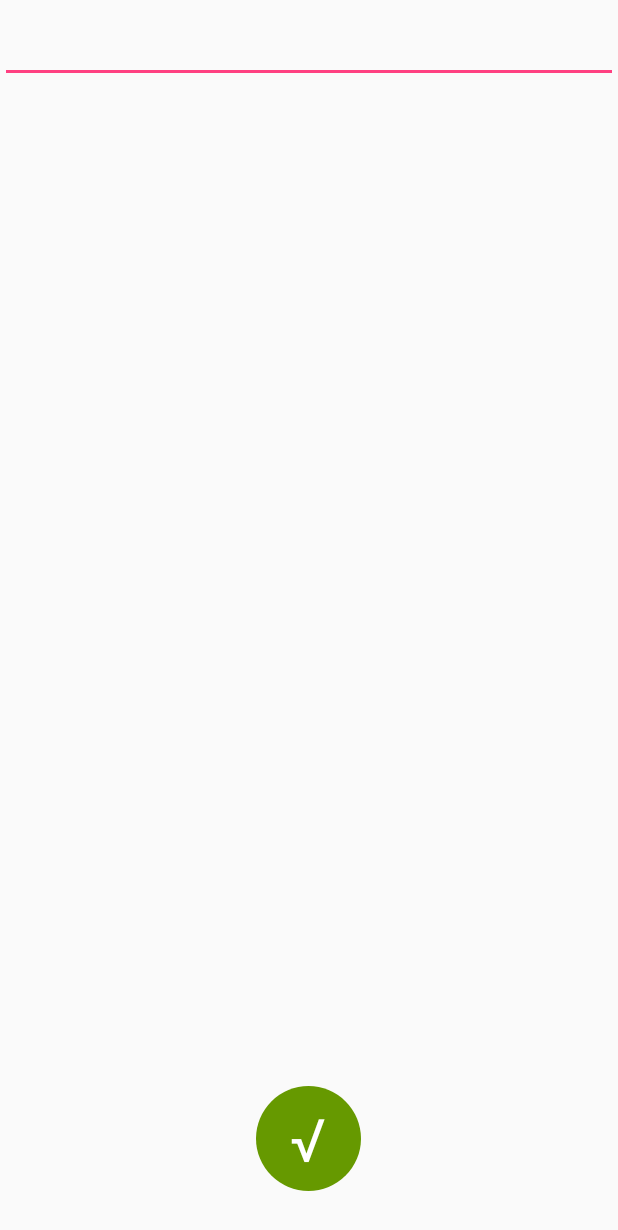
After one commit to linhaisongtao/money, an Android app: the AddAccountActivity screen opened directly, with no data from a screen before it, on a phone screen of 412 x 824 dp. The commit adds this screen. Shown: the top 1230 px of the screen. Run offline under Robolectric (Android 15) with nearby library versions, the phone set to English and light mode, and no system bars.

Commit message:
添加add视图

```diff
--- a/app/src/main/AndroidManifest.xml
+++ b/app/src/main/AndroidManifest.xml
@@ -26,6 +26,9 @@
             android:name=".modules.main.MainActivity"
             android:launchMode="singleTask"
             android:screenOrientation="portrait"/>
+        <activity
+            android:name=".modules.newaccount.AddAccountActivity"
+            android:screenOrientation="portrait"/>
 
     </application>
 
--- a/app/src/main/java/com/example/daisongsong/moneytree/modules/main/time/TimeAccountItemViewHolder.java
+++ b/app/src/main/java/com/example/daisongsong/moneytree/modules/main/time/TimeAccountItemViewHolder.java
@@ -7,19 +7,23 @@ import android.widget.TextView;
 
 import com.example.daisongsong.moneytree.R;
 import com.example.daisongsong.moneytree.entity.Account;
+import com.example.daisongsong.moneytree.utils.DateUtils;
 
 /**
  * Created by daisongsong on 2015/11/13.
  */
 public class TimeAccountItemViewHolder extends RecyclerView.ViewHolder {
     private TextView mTextViewContent;
+    private TextView mTextViewTime;
 
     public TimeAccountItemViewHolder(ViewGroup parent) {
         super(LayoutInflater.from(parent.getContext()).inflate(R.layout.item_time_account_view, parent, false));
         mTextViewContent = (TextView) itemView.findViewById(R.id.mTextViewContent);
+        mTextViewTime = (TextView) itemView.findViewById(R.id.mTextViewTime);
     }
 
     public void bindAccount(Account account, int position, int itemCount) {
         mTextViewContent.setText(String.format("%.2f", account.getMoneyInYuanDouble()));
+        mTextViewTime.setText(DateUtils.longToFullString(account.getTime()));
     }
 }
--- a/app/src/main/java/com/example/daisongsong/moneytree/modules/main/time/TimeAccountTreeView.java
+++ b/app/src/main/java/com/example/daisongsong/moneytree/modules/main/time/TimeAccountTreeView.java
@@ -47,7 +47,7 @@ public class TimeAccountTreeView extends FrameLayout implements ITimeTreeAccount
         mRecyclerView.setLayoutManager(new LinearLayoutManager(getContext()));
         mRecyclerView.setAdapter(mAdapter);
 
-        mPresenter.requestFirstPage();
+        requestFirstPage();
     }
 
     @Override
@@ -55,4 +55,8 @@ public class TimeAccountTreeView extends FrameLayout implements ITimeTreeAccount
         mAdapter.setAccounts(accounts);
         mAdapter.notifyDataSetChanged();
     }
+
+    public void requestFirstPage() {
+        mPresenter.requestFirstPage();
+    }
 }
--- /dev/null
+++ b/app/src/main/java/com/example/daisongsong/moneytree/modules/newaccount/AddAccountActivity.java
@@ -0,0 +1,55 @@
+package com.example.daisongsong.moneytree.modules.newaccount;
+
+import android.os.Bundle;
+import android.view.View;
+import android.widget.EditText;
+import android.widget.TextView;
+
+import com.example.daisongsong.moneytree.R;
+import com.example.daisongsong.moneytree.entity.Account;
+import com.example.daisongsong.moneytree.modules.BaseActivity;
+import com.example.daisongsong.moneytree.modules.newaccount.AddAccountPresenter.IAddAccountView;
+
+/**
+ * Created by daisongsong on 2015/11/13.
+ */
+public class AddAccountActivity extends BaseActivity implements View.OnClickListener ,IAddAccountView{
+    private EditText mEditTextMoney;
+    private TextView mTextViewConfirm;
+
+    private AddAccountPresenter mPresenter;
+
+    @Override
+    protected void onCreate(Bundle savedInstanceState) {
+        super.onCreate(savedInstanceState);
+        setContentView(R.layout.activity_add_account);
+
+        mEditTextMoney = (EditText) findViewById(R.id.mEditTextMoney);
+        mTextViewConfirm = (TextView) findViewById(R.id.mTextViewConfirm);
+        mTextViewConfirm.setOnClickListener(this);
+
+        mPresenter = new AddAccountPresenter(this);
+    }
+
+
+    @Override
+    public void onClick(View v) {
+        switch (v.getId()){
+            case R.id.mTextViewConfirm:{
+                mPresenter.confirm(mEditTextMoney.getText().toString());
+                break;
+            }
+        }
+    }
+
+    @Override
+    public void showAddSuccessView() {
+        setResult(RESULT_OK);
+        finish();
+    }
+
+    @Override
+    public void showErrorView() {
+
+    }
+}
--- /dev/null
+++ b/app/src/main/java/com/example/daisongsong/moneytree/modules/newaccount/AddAccountPresenter.java
@@ -0,0 +1,46 @@
+package com.example.daisongsong.moneytree.modules.newaccount;
+
+import com.example.daisongsong.moneytree.App;
+import com.example.daisongsong.moneytree.db.AccountDBDao;
+import com.example.daisongsong.moneytree.db.impl.AccountDbDaoImpl;
+import com.example.daisongsong.moneytree.entity.Account;
+
+/**
+ * Created by daisongsong on 2015/11/13.
+ */
+public class AddAccountPresenter {
+    private IAddAccountView mView;
+
+    private AccountDBDao mAccountDBDao = new AccountDbDaoImpl(App.getInstance());
+
+
+    public AddAccountPresenter(IAddAccountView view) {
+        mView = view;
+    }
+
+    public void confirm(String moneyString) {
+        long money = Long.MIN_VALUE;
+        try {
+            double m = Double.parseDouble(moneyString);
+            money = (long) (m * 100);
+        } catch (Exception e) {
+            e.printStackTrace();
+            return;
+        }
+
+        Account account = new Account(-1, 1, "default", System.currentTimeMillis(), money);
+        account = mAccountDBDao.insert(account);
+        if (account == null) {
+            mView.showErrorView();
+        } else {
+            mView.showAddSuccessView();
+        }
+    }
+
+
+    public static interface IAddAccountView {
+        void showAddSuccessView();
+
+        void showErrorView();
+    }
+}
--- /dev/null
+++ b/app/src/main/res/drawable/selector_green_round_button.xml
@@ -0,0 +1,14 @@
+<?xml version="1.0" encoding="utf-8"?>
+<selector xmlns:android="http://schemas.android.com/apk/res/android">
+
+
+    <item>
+
+        <shape android:shape="oval">
+
+            <solid android:color="@android:color/holo_green_dark"/>
+
+        </shape>
+
+    </item>
+</selector>
--- /dev/null
+++ b/app/src/main/res/layout/activity_add_account.xml
@@ -0,0 +1,23 @@
+<?xml version="1.0" encoding="utf-8"?>
+<FrameLayout xmlns:android="http://schemas.android.com/apk/res/android"
+             android:layout_width="match_parent"
+             android:layout_height="match_parent"
+    >
+
+    <EditText
+        android:id="@+id/mEditTextMoney"
+        android:layout_width="match_parent"
+        android:layout_height="55dp"
+        android:inputType="numberDecimal"
+        android:singleLine="true"/>
+
+    <TextView
+        android:id="@+id/mTextViewConfirm"
+        style="@style/default_button"
+        android:layout_gravity="bottom|center_horizontal"
+        android:layout_marginBottom="30dp"
+        android:background="@drawable/selector_green_round_button"
+        android:text="√"
+        />
+
+</FrameLayout>
--- a/app/src/main/res/values/styles.xml
+++ b/app/src/main/res/values/styles.xml
@@ -9,4 +9,12 @@
         <item name="android:windowNoTitle">true</item>
     </style>
 
+    <style name="default_button">
+        <item name="android:layout_width">70dp</item>
+        <item name="android:layout_height">70dp</item>
+        <item name="android:gravity">center</item>
+        <item name="android:textSize">40dp</item>
+        <item name="android:textColor">@android:color/white</item>
+    </style>
+
 </resources>
```
Also changed, not shown: app/src/main/java/com/example/daisongsong/moneytree/Constant.java (added, +9 -0 lines), app/src/main/java/com/example/daisongsong/moneytree/modules/main/MainActivity.java (+38 -1 lines), app/src/main/java/com/example/daisongsong/moneytree/modules/main/time/TimeAccountTreePresenter.java (+6 -3 lines), app/src/main/java/com/example/daisongsong/moneytree/utils/DateUtils.java (added, +15 -0 lines), app/src/main/res/drawable/selector_blue_round_button.xml (added, +14 -0 lines), app/src/main/res/layout/activity_main.xml (+18 -5 lines), app/src/main/res/layout/item_time_account_view.xml (+8 -4 lines).
